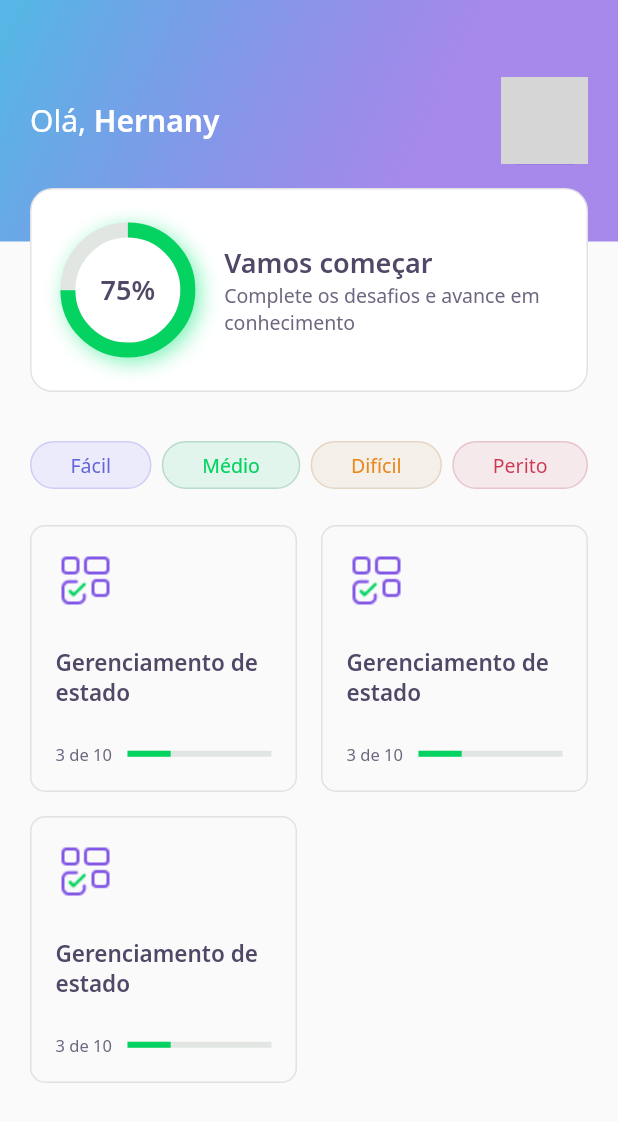
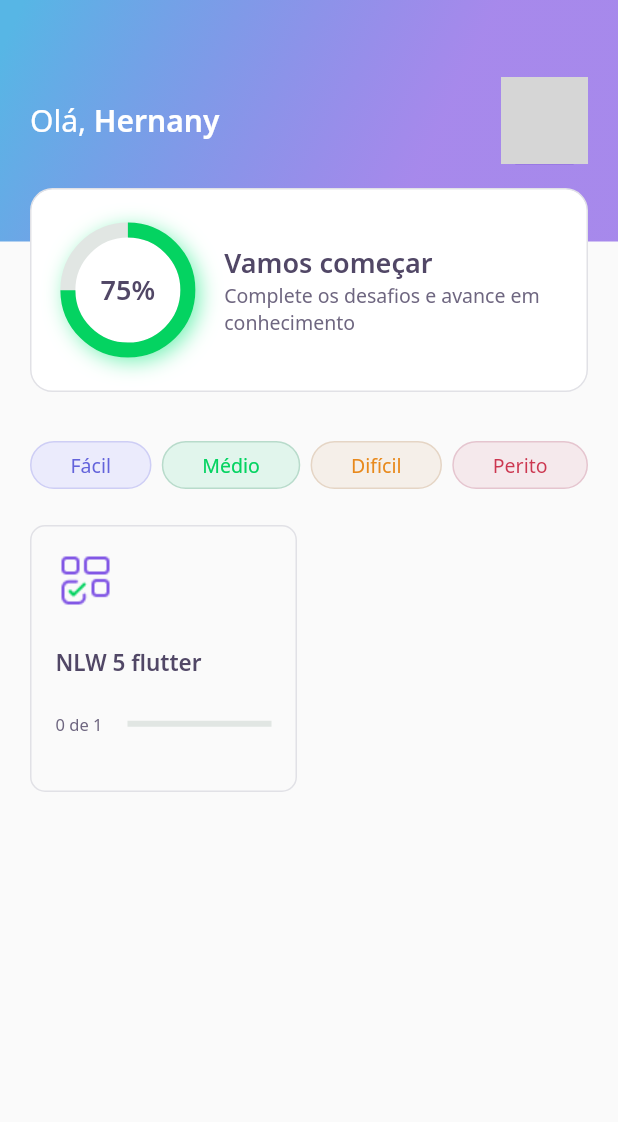
Before and after one commit to hernanytec/dev-quiz, a Flutter app: the screen it shows after launch, on a phone screen of 412 x 824 dp. Shown: the top 1122 px of the screen. Run offline on Flutter 3.47's test engine with Material 2 defaults, Android fonts, the phone set to English and light mode, and no system bars; our stand-ins replace google_fonts; accounts and stored records are empty; network calls fail; grey boxes are pictures that could not be loaded.

Commit message:
criando homecontroller e gerenciando estado

```diff
--- /dev/null
+++ b/lib/home/home_cotroller.dart
@@ -0,0 +1,49 @@
+import 'package:DevQuiz/core/app_images.dart';
+import 'package:DevQuiz/home/home_state.dart';
+import 'package:DevQuiz/shared/models/answer_model.dart';
+import 'package:DevQuiz/shared/models/question_model.dart';
+import 'package:DevQuiz/shared/models/quiz_model.dart';
+import 'package:DevQuiz/shared/models/user_model.dart';
+import 'package:flutter/foundation.dart';
+
+class HomeController {
+  final stateNotifier = ValueNotifier<HomeState>(HomeState.empty);
+  set state(HomeState state) => stateNotifier.value = state;
+  HomeState get state => stateNotifier.value;
+
+  UserModel? user;
+  List<QuizModel>? quizzes;
+
+  void getuser() async {
+    state = HomeState.loading;
+    await Future.delayed(Duration(seconds: 1));
+
+    user = UserModel(
+      name: "Hernany",
+      photoUrl: "https://avatars.githubusercontent.com/u/31345577?v=4",
+    );
+    state = HomeState.success;
+  }
+
+  void getQuizzes() async {
+    state = HomeState.loading;
+    await Future.delayed(Duration(seconds: 1));
+
+    quizzes = [
+      QuizModel(
+        title: "NLW 5 flutter",
+        questions: [
+          QuestionModel(title: "Está curtindo o flutter?", answers: [
+            AnswerModel(title: "Sim! Muito Show!", isRight: true),
+            AnswerModel(title: "Não"),
+            AnswerModel(title: "Mais ou menos"),
+            AnswerModel(title: "Nadinha")
+          ])
+        ],
+        imagem: AppImages.blocks,
+        level: Level.facil,
+      )
+    ];
+    state = HomeState.success;
+  }
+}
--- a/lib/home/home_page.dart
+++ b/lib/home/home_page.dart
@@ -1,3 +1,6 @@
+import 'package:DevQuiz/core/app_colors.dart';
+import 'package:DevQuiz/home/home_cotroller.dart';
+import 'package:DevQuiz/home/home_state.dart';
 import 'package:DevQuiz/home/widgets/app_bar.dart';
 import 'package:DevQuiz/home/widgets/level_button/level_button_widget.dart';
 import 'package:DevQuiz/home/widgets/quiz_card/quiz_card_widget.dart';
@@ -11,10 +14,27 @@ class HomePage extends StatefulWidget {
 }
 
 class _HomePageState extends State<HomePage> {
+  final controller = HomeController();
+
+  @override
+  void initState() {
+    super.initState();
+
+    controller.getuser();
+    controller.getQuizzes();
+
+    controller.stateNotifier.addListener(() {
+      setState(() {});
+    });
+  }
+
   @override
   Widget build(BuildContext context) {
+    if (controller.state == HomeState.success) {
       return Scaffold(
-      appBar: AppBarWidget(),
+        appBar: AppBarWidget(
+          user: controller.user!,
+        ),
         body: Padding(
           padding: const EdgeInsets.all(20),
           child: Column(
@@ -43,16 +63,31 @@ class _HomePageState extends State<HomePage> {
                   crossAxisCount: 2,
                   crossAxisSpacing: 16,
                   mainAxisSpacing: 16,
-                children: [
-                  QuizCardWidget(),
-                  QuizCardWidget(),
-                  QuizCardWidget(),
-                ],
+                  children: controller.quizzes!
+                      .map(
+                        (quiz) => QuizCardWidget(
+                          title: quiz.title,
+                          percent:
+                              quiz.questionAnswered / quiz.questions.length,
+                          completed:
+                              "${quiz.questionAnswered} de ${quiz.questions.length}",
+                        ),
+                      )
+                      .toList(),
                 ),
               )
             ],
           ),
         ),
       );
+    } else {
+      return Scaffold(
+        body: Center(
+          child: CircularProgressIndicator(
+            valueColor: AlwaysStoppedAnimation<Color>(AppColors.darkGreen),
+          ),
+        ),
+      );
     }
   }
+}
--- /dev/null
+++ b/lib/home/home_state.dart
@@ -0,0 +1 @@
+enum HomeState { success, loading, error, empty }
--- a/lib/home/widgets/app_bar.dart
+++ b/lib/home/widgets/app_bar.dart
@@ -2,10 +2,13 @@ import 'package:DevQuiz/core/app_colors.dart';
 import 'package:DevQuiz/core/app_gradients.dart';
 import 'package:DevQuiz/core/app_text_styles.dart';
 import 'package:DevQuiz/home/widgets/score_card/score_card_widget.dart';
+import 'package:DevQuiz/shared/models/user_model.dart';
 import 'package:flutter/material.dart';
 
 class AppBarWidget extends PreferredSize {
-  AppBarWidget()
+  final UserModel user;
+
+  AppBarWidget({required this.user})
       : super(
           preferredSize: Size.fromHeight(250),
           child: Container(
@@ -26,7 +29,7 @@ class AppBarWidget extends PreferredSize {
                           style: AppTextStyles.title,
                           children: [
                             TextSpan(
-                                text: "Hernany",
+                                text: user.name,
                                 style: AppTextStyles.titleBold),
                           ],
                         ),
@@ -39,8 +42,7 @@ class AppBarWidget extends PreferredSize {
                               BorderSide(color: AppColors.darkPurple)),
                           borderRadius: BorderRadius.circular(10),
                           image: DecorationImage(
-                            image: NetworkImage(
-                                "https://avatars.githubusercontent.com/u/31345577?v=4"),
+                            image: NetworkImage(user.photoUrl),
                           ),
                         ),
                       ),
--- a/lib/home/widgets/quiz_card/quiz_card_widget.dart
+++ b/lib/home/widgets/quiz_card/quiz_card_widget.dart
@@ -5,7 +5,16 @@ import 'package:DevQuiz/shared/widgets/progress_indicator_widget.dart';
 import 'package:flutter/material.dart';
 
 class QuizCardWidget extends StatelessWidget {
-  const QuizCardWidget({Key? key}) : super(key: key);
+  final String title;
+  final String completed;
+  final double percent;
+
+  const QuizCardWidget({
+    Key? key,
+    required this.title,
+    required this.completed,
+    required this.percent,
+  }) : super(key: key);
 
   @override
   Widget build(BuildContext context) {
@@ -27,7 +36,7 @@ class QuizCardWidget extends StatelessWidget {
           ),
           SizedBox(height: 24),
           Text(
-            "Gerenciamento de estado",
+            title,
             style: AppTextStyles.heading15,
           ),
           SizedBox(height: 24),
@@ -36,11 +45,15 @@ class QuizCardWidget extends StatelessWidget {
               Expanded(
                 flex: 2,
                 child: Text(
-                  "3 de 10",
+                  completed,
                   style: AppTextStyles.body11,
                 ),
               ),
-              Expanded(flex: 4, child: ProgressIndicatorWidget(value: 0.3)),
+              Expanded(
+                  flex: 4,
+                  child: ProgressIndicatorWidget(
+                    value: percent,
+                  )),
             ],
           )
         ],
--- /dev/null
+++ b/lib/shared/models/answer_model.dart
@@ -0,0 +1,9 @@
+class AnswerModel {
+  final String title;
+  final bool isRight;
+
+  AnswerModel({
+    required this.title,
+    this.isRight = false,
+  });
+}
--- /dev/null
+++ b/lib/shared/models/question_model.dart
@@ -0,0 +1,11 @@
+import 'package:DevQuiz/shared/models/answer_model.dart';
+
+class QuestionModel {
+  final String title;
+  final List<AnswerModel> answers;
+
+  QuestionModel({
+    required this.title,
+    required this.answers,
+  }) : assert(answers.length == 4);
+}
--- /dev/null
+++ b/lib/shared/models/quiz_model.dart
@@ -0,0 +1,21 @@
+import 'package:DevQuiz/shared/models/question_model.dart';
+
+enum Level{
+  facil,medio, dificil,perito
+}
+
+class QuizModel {
+  final String title;
+  final List<QuestionModel> questions;
+  final int questionAnswered;
+  final String imagem;
+  final Level level;
+
+  QuizModel({
+    required this.title,
+    required this.questions,
+    this.questionAnswered = 0,
+    required this.imagem,
+    required this.level,
+  });
+}
--- /dev/null
+++ b/lib/shared/models/user_model.dart
@@ -0,0 +1,11 @@
+class UserModel {
+  final String name;
+  final String photoUrl;
+  final int score;
+
+  UserModel({
+    required this.name,
+    required this.photoUrl,
+    this.score = 0,
+  });
+}
```
Lines whose indentation alone changed are shown as unchanged.
